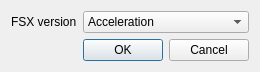
First picture: the form in ftnoir_protocol_sc/ftnoir_sccontrols.ui, repository opentrack/opentrack, before the edit.
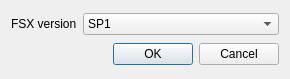
Second picture: the form after the edit. Icons and pictures are not drawn.

```diff
--- a/ftnoir_protocol_sc/ftnoir_sccontrols.ui
+++ b/ftnoir_protocol_sc/ftnoir_sccontrols.ui
@@ -9,8 +9,8 @@
    <rect>
     <x>0</x>
     <y>0</y>
-    <width>258</width>
-    <height>61</height>
+    <width>290</width>
+    <height>79</height>
    </rect>
   </property>
   <property name="windowTitle">
@@ -38,7 +38,7 @@
     <widget class="QComboBox" name="comboBox">
      <item>
       <property name="text">
-       <string>Acceleration</string>
+       <string>SP1</string>
       </property>
      </item>
      <item>
```
Left out of the diff: 5 changed lines with no effect on the pictures.
